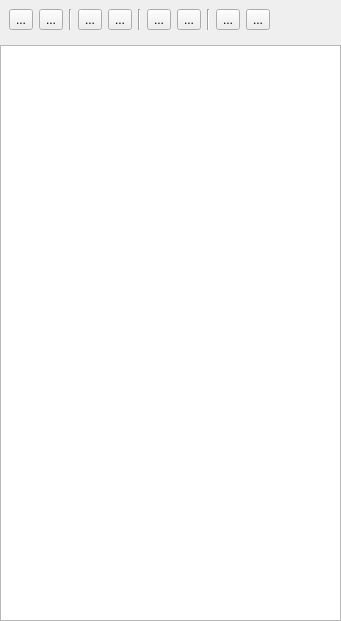
Qt form sources/lusan/view/common/ui/NaviFileSystem.ui (aregtech/areg-sdk-tools) before a commit.
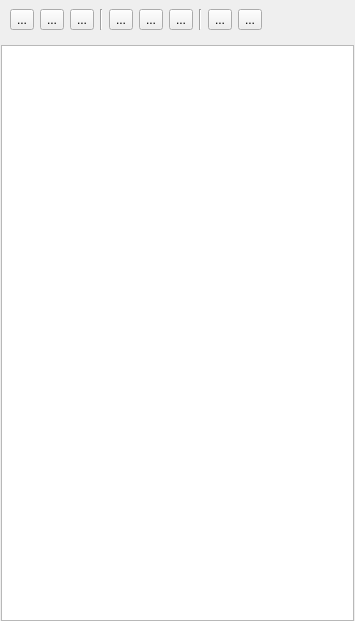
The same form after that commit. Icons and pictures are not drawn.

Commit message: Implemented navi window functionality

Patch:
```diff
--- a/sources/lusan/view/common/ui/NaviFileSystem.ui
+++ b/sources/lusan/view/common/ui/NaviFileSystem.ui
@@ -6,7 +6,7 @@
    <rect>
     <x>0</x>
     <y>0</y>
-    <width>341</width>
+    <width>355</width>
     <height>621</height>
    </rect>
   </property>
@@ -22,9 +22,9 @@
   <widget class="QWidget" name="verticalLayoutWidget">
    <property name="geometry">
     <rect>
-     <x>0</x>
+     <x>1</x>
      <y>0</y>
-     <width>341</width>
+     <width>353</width>
      <height>621</height>
     </rect>
    </property>
@@ -67,29 +67,12 @@
          </property>
         </widget>
        </item>
-       <item>
-        <widget class="Line" name="line">
-         <property name="orientation">
-          <enum>Qt::Orientation::Vertical</enum>
-         </property>
-        </widget>
-       </item>
        <item>
         <widget class="QToolButton" name="toolCollapseAll">
          <property name="text">
           <string>...</string>
          </property>
          <property name="icon">
-          <iconset theme="list-add"/>
-         </property>
-        </widget>
-       </item>
-       <item>
-        <widget class="QToolButton" name="toolExpandAll">
-         <property name="text">
-          <string>...</string>
-         </property>
-         <property name="icon">
           <iconset theme="list-remove"/>
          </property>
         </widget>
@@ -121,6 +104,16 @@
          </property>
         </widget>
        </item>
+       <item>
+        <widget class="QToolButton" name="toolEditSelected">
+         <property name="text">
+          <string>...</string>
+         </property>
+         <property name="icon">
+          <iconset theme="QIcon::ThemeIcon::EditCopy"/>
+         </property>
+        </widget>
+       </item>
        <item>
         <widget class="Line" name="line_3">
          <property name="orientation">
@@ -153,9 +146,15 @@
     </item>
     <item>
      <widget class="QTreeView" name="treeView">
+      <property name="autoFillBackground">
+       <bool>true</bool>
+      </property>
       <property name="editTriggers">
        <set>QAbstractItemView::EditTrigger::EditKeyPressed</set>
       </property>
+      <property name="alternatingRowColors">
+       <bool>false</bool>
+      </property>
       <property name="iconSize">
        <size>
         <width>16</width>
```
The commit also changes 12 other files.
